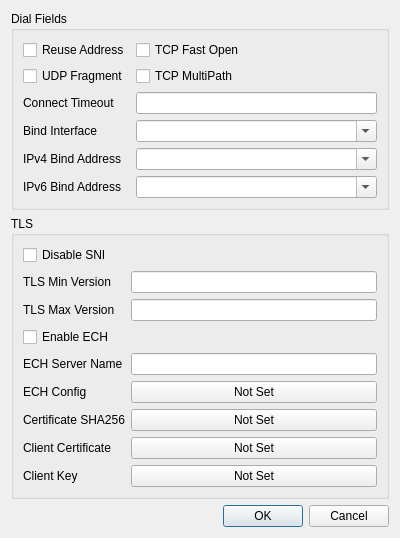
Old version of the form include/ui/profile/edit_advanced.ui in the repository Yulinanami/ethernet-tun-test.
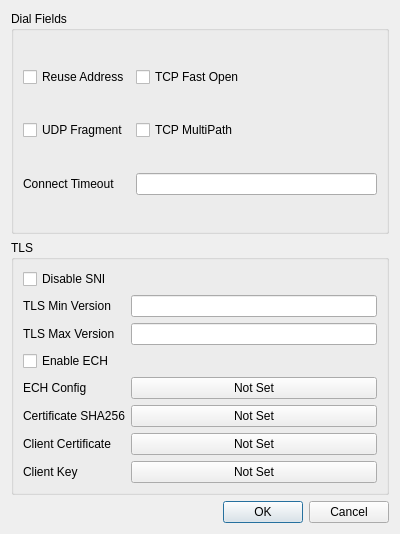
New version of the form.

Diff of the .ui file:
```diff
--- a/include/ui/profile/edit_advanced.ui
+++ b/include/ui/profile/edit_advanced.ui
@@ -30,48 +30,6 @@
       <item row="2" column="1">
        <widget class="QLineEdit" name="connect_timeout"/>
       </item>
-      <item row="3" column="0">
-       <widget class="QLabel" name="label_bind_ifc">
-        <property name="text">
-         <string>Bind Interface</string>
-        </property>
-       </widget>
-      </item>
-      <item row="3" column="1">
-       <widget class="QComboBox" name="bind_interface">
-        <property name="editable">
-         <bool>true</bool>
-        </property>
-       </widget>
-      </item>
-      <item row="4" column="0">
-       <widget class="QLabel" name="label_inet4_bind">
-        <property name="text">
-         <string>IPv4 Bind Address</string>
-        </property>
-       </widget>
-      </item>
-      <item row="4" column="1">
-       <widget class="QComboBox" name="inet4_bind_address">
-        <property name="editable">
-         <bool>true</bool>
-        </property>
-       </widget>
-      </item>
-      <item row="5" column="0">
-       <widget class="QLabel" name="label_inet6_bind">
-        <property name="text">
-         <string>IPv6 Bind Address</string>
-        </property>
-       </widget>
-      </item>
-      <item row="5" column="1">
-       <widget class="QComboBox" name="inet6_bind_address">
-        <property name="editable">
-         <bool>true</bool>
-        </property>
-       </widget>
-      </item>
       <item row="0" column="1">
        <widget class="QCheckBox" name="tcp_fast_open">
         <property name="text">
@@ -126,56 +84,56 @@
         </property>
        </widget>
       </item>
-      <item row="5" column="0">
+      <item row="4" column="0">
        <widget class="QLabel" name="label_2">
         <property name="text">
          <string>ECH Config</string>
         </property>
        </widget>
       </item>
-      <item row="5" column="1">
+      <item row="4" column="1">
        <widget class="QPushButton" name="ech_config">
         <property name="text">
          <string>Not Set</string>
         </property>
        </widget>
       </item>
-      <item row="6" column="0">
+      <item row="5" column="0">
        <widget class="QLabel" name="label_3">
         <property name="text">
          <string>Certificate SHA256</string>
         </property>
        </widget>
       </item>
-      <item row="6" column="1">
+      <item row="5" column="1">
        <widget class="QPushButton" name="cert_sha256">
         <property name="text">
          <string>Not Set</string>
         </property>
        </widget>
       </item>
-      <item row="7" column="0">
+      <item row="6" column="0">
        <widget class="QLabel" name="label_4">
         <property name="text">
          <string>Client Certificate</string>
         </property>
        </widget>
       </item>
-      <item row="7" column="1">
+      <item row="6" column="1">
        <widget class="QPushButton" name="client_cert">
         <property name="text">
          <string>Not Set</string>
         </property>
        </widget>
       </item>
-      <item row="8" column="0">
+      <item row="7" column="0">
        <widget class="QLabel" name="label_5">
         <property name="text">
          <string>Client Key</string>
         </property>
        </widget>
       </item>
-      <item row="8" column="1">
+      <item row="7" column="1">
        <widget class="QPushButton" name="client_key">
         <property name="text">
          <string>Not Set</string>
@@ -209,19 +167,6 @@
       <item row="2" column="1">
        <widget class="QLineEdit" name="max_version"/>
       </item>
-      <item row="4" column="0">
-       <widget class="QLabel" name="label_8">
-        <property name="toolTip">
-         <string>&lt;html&gt;&lt;head/&gt;&lt;body&gt;&lt;h4 style=&quot; margin-top:12px; margin-bottom:12px; margin-left:0px; margin-right:0px; -qt-block-indent:0; text-indent:0px;&quot;&gt;&lt;a name=&quot;query_server_name&quot;/&gt;&lt;span style=&quot; font-size:medium; font-weight:700;&quot;&gt;q&lt;/span&gt;&lt;span style=&quot; font-size:medium; font-weight:700;&quot;&gt;uery_server_name in sing-box&lt;/span&gt;&lt;/h4&gt;&lt;/body&gt;&lt;/html&gt;</string>
-        </property>
-        <property name="text">
-         <string>ECH Server Name</string>
-        </property>
-       </widget>
-      </item>
-      <item row="4" column="1">
-       <widget class="QLineEdit" name="ech_server_name"/>
-      </item>
      </layout>
     </widget>
    </item>
```
